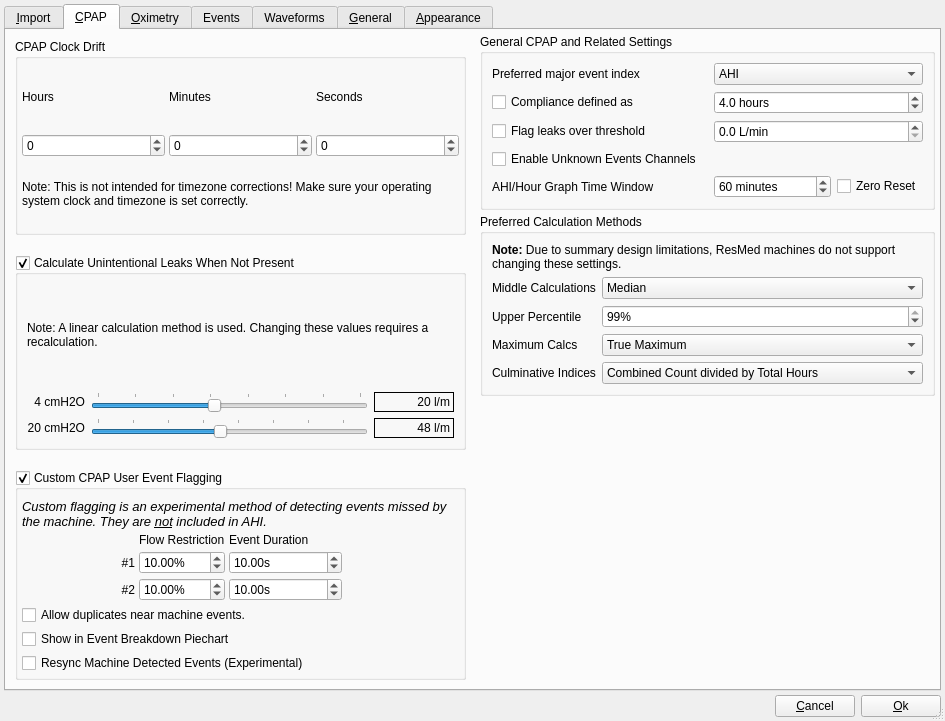
The window that oscar/preferencesdialog.ui (operativeF/oscar) describes before a commit, drawn with Qt 5.
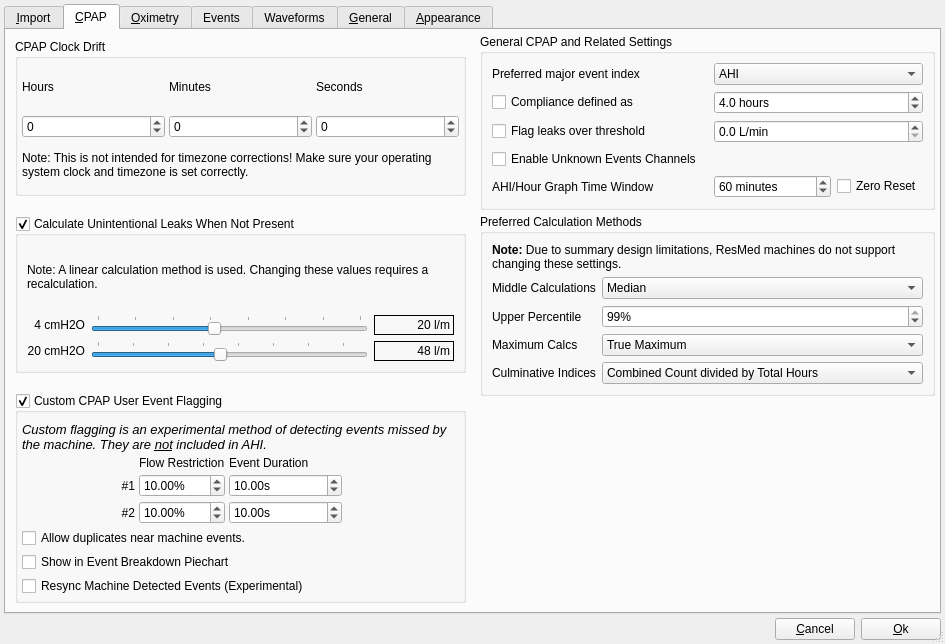
The same window after the commit. Icons and pictures are not drawn.

Commit message: Reduce dialog size to fit 1024x768 screen.  Dialog looks better with less white space too.

```diff
--- a/oscar/preferencesdialog.ui
+++ b/oscar/preferencesdialog.ui
@@ -10,7 +10,7 @@
     <x>0</x>
     <y>0</y>
     <width>945</width>
-    <height>721</height>
+    <height>610</height>
    </rect>
   </property>
   <property name="sizePolicy">
```
